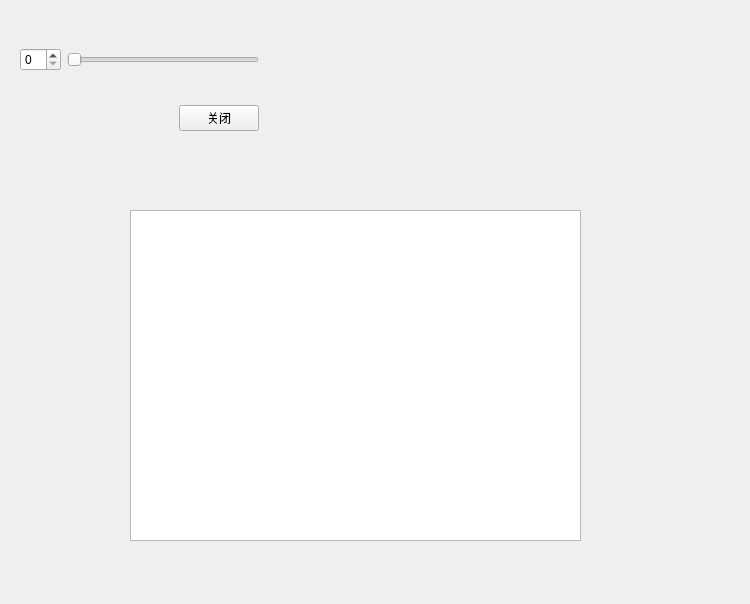
First picture: the form in mainwindow/Binary.ui, repository Narthill/Image_processing, before the edit.
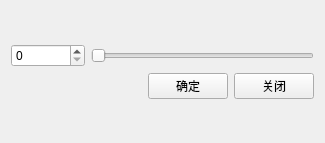
Second picture: the form after the edit.

Patch:
```diff
--- a/mainwindow/Binary.ui
+++ b/mainwindow/Binary.ui
@@ -6,35 +6,18 @@
    <rect>
     <x>0</x>
     <y>0</y>
-    <width>750</width>
-    <height>604</height>
+    <width>325</width>
+    <height>143</height>
    </rect>
   </property>
   <property name="windowTitle">
    <string>Binary</string>
   </property>
-  <widget class="QGraphicsView" name="graphicsView">
-   <property name="geometry">
-    <rect>
-     <x>130</x>
-     <y>210</y>
-     <width>451</width>
-     <height>331</height>
-    </rect>
-   </property>
-  </widget>
-  <widget class="QWidget" name="">
-   <property name="geometry">
-    <rect>
-     <x>9</x>
-     <y>9</y>
-     <width>261</width>
-     <height>161</height>
-    </rect>
-   </property>
+  <layout class="QVBoxLayout" name="verticalLayout_2">
+   <item>
    <layout class="QVBoxLayout" name="verticalLayout">
     <item>
-     <layout class="QHBoxLayout" name="horizontalLayout">
+      <layout class="QHBoxLayout" name="horizontalLayout" stretch="1,3">
       <item>
        <widget class="QSpinBox" name="spinBox"/>
       </item>
@@ -63,7 +46,14 @@
        </spacer>
       </item>
       <item>
-       <widget class="QPushButton" name="pushButton">
+        <widget class="QPushButton" name="yesBtn">
+         <property name="text">
+          <string>确定</string>
+         </property>
+        </widget>
+       </item>
+       <item>
+        <widget class="QPushButton" name="closeBtn">
         <property name="text">
          <string>关闭</string>
         </property>
@@ -72,7 +62,8 @@
      </layout>
     </item>
    </layout>
-  </widget>
+   </item>
+  </layout>
  </widget>
  <layoutdefault spacing="6" margin="11"/>
  <resources/>
```
Left out of the diff: 4 changed lines with no effect on the pictures. Lines whose indentation alone changed are shown as unchanged.
